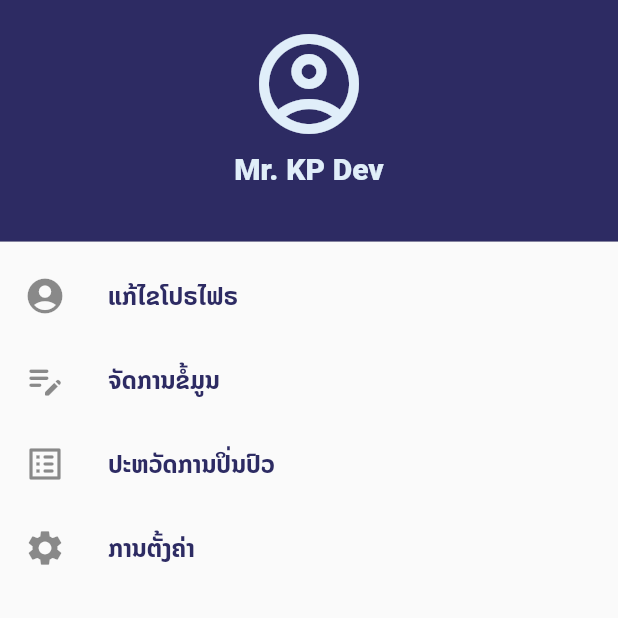
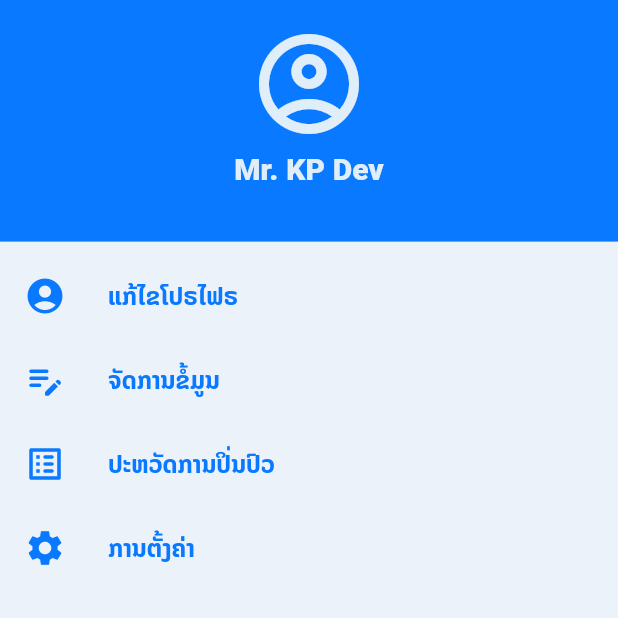
Before and after one commit to Khamphay/clinic, a Flutter app: the DrawerComponet screen opened directly, on a phone screen of 412 x 824 dp, the top half of it. Run offline on Flutter 3.47's test engine with Material 2 defaults, Android fonts, the phone set to English and light mode, and no system bars; our stand-ins replace flutter_svg, shared_preferences; missing offline and left inert: encrypt; accounts and stored records are empty.

Commit message:
update primary color

```diff
--- a/lib/component/drawer.dart
+++ b/lib/component/drawer.dart
@@ -11,7 +11,9 @@ class DrawerComponet extends StatefulWidget {
 class _DrawerComponetState extends State<DrawerComponet> {
   @override
   Widget build(BuildContext context) {
-    return ListView(children: [
+    return Scaffold(
+      backgroundColor: Theme.of(context).backgroundColor,
+      body: ListView(children: [
         DrawerHeader(
             decoration: const BoxDecoration(color: primaryColor),
             child: Column(
@@ -25,25 +27,30 @@ class _DrawerComponetState extends State<DrawerComponet> {
               ],
             )),
         ListTile(
-        leading: const Icon(Icons.account_circle_rounded),
+          leading: Icon(Icons.account_circle_rounded,
+              color: Theme.of(context).iconTheme.color),
           title: const Text("ແກ້ໄຂໂປຣໄຟຣ"),
           onTap: () {},
         ),
         ListTile(
-        leading: const Icon(Icons.edit_note_rounded),
+          leading: Icon(Icons.edit_note_rounded,
+              color: Theme.of(context).iconTheme.color),
           title: const Text("ຈັດການຂໍ້ມູນ"),
           onTap: () {},
         ),
         ListTile(
-        leading: const Icon(Icons.list_alt_rounded),
+          leading: Icon(Icons.list_alt_rounded,
+              color: Theme.of(context).iconTheme.color),
           title: const Text("ປະຫວັດການປິ່ນປົວ"),
           onTap: () {},
         ),
         ListTile(
-        leading: const Icon(Icons.settings),
+          leading:
+              Icon(Icons.settings, color: Theme.of(context).iconTheme.color),
           title: const Text("ການຕັ້ງຄ່າ"),
           onTap: () {},
         ),
-    ]);
+      ]),
+    );
   }
 }
--- a/lib/page/home_page.dart
+++ b/lib/page/home_page.dart
@@ -12,6 +12,7 @@ class _HomePageState extends State<HomePage> {
   @override
   Widget build(BuildContext context) {
     return Scaffold(
+      backgroundColor: Theme.of(context).backgroundColor,
       appBar: AppBar(),
       drawer: const Drawer(child: DrawerComponet()),
       body: Container(),
--- a/lib/style/color.dart
+++ b/lib/style/color.dart
@@ -1,18 +1,18 @@
 import 'package:flutter/material.dart';
 
-const themeColor = MaterialColor(0x2D2B63, <int, Color>{
-  50: Color(0xFFFFFFFF),
-  100: Color(0xFFFFFFFF),
-  200: Color(0xFFFFFFFF),
-  300: Color(0xFFFFFFFF),
-  400: Color(0xFFFFFFFF),
-  500: Color(0xFFFFFFFF),
-  600: Color(0xFFFFFFFF),
-  700: Color(0xFFFFFFFF),
-  800: Color(0xFFFFFFFF),
-  900: Color(0xFFFFFFFF),
+const themeColor = MaterialColor(0xEBF2FA, <int, Color>{
+  50: Color(0xFFEBF2FA),
+  100: Color(0xFFEBF2FA),
+  200: Color(0xFFEBF2FA),
+  300: Color(0xFFEBF2FA),
+  400: Color(0xFFEBF2FA),
+  500: Color(0xFFEBF2FA),
+  600: Color(0xFFEBF2FA),
+  700: Color(0xFFEBF2FA),
+  800: Color(0xFFEBF2FA),
+  900: Color(0xFFEBF2FA),
 });
-const primaryColor = Color.fromARGB(255, 45, 43, 99);
+const primaryColor = Color.fromARGB(255, 9, 121, 255);
 const iconColor = Color.fromARGB(255, 224, 238, 249);
 const textColor = Color.fromARGB(255, 224, 238, 249);
 const errorColor = Colors.red;
--- a/pubspec.yaml
+++ b/pubspec.yaml
@@ -19,6 +19,7 @@ dependencies:
   flutter_bloc: ^8.0.1
   equatable: ^2.0.3
   encrypt: ^5.0.1
+  flutter_svg: ^1.0.3
 
 dev_dependencies:
   flutter_test:
```
Also changed, not shown: lib/page/login.dart (+16 -15 lines), lib/style/textstyle.dart (+11 -3 lines), assets/images/medicine.svg (added), pubspec.lock. Lines whose indentation alone changed are shown as unchanged.
